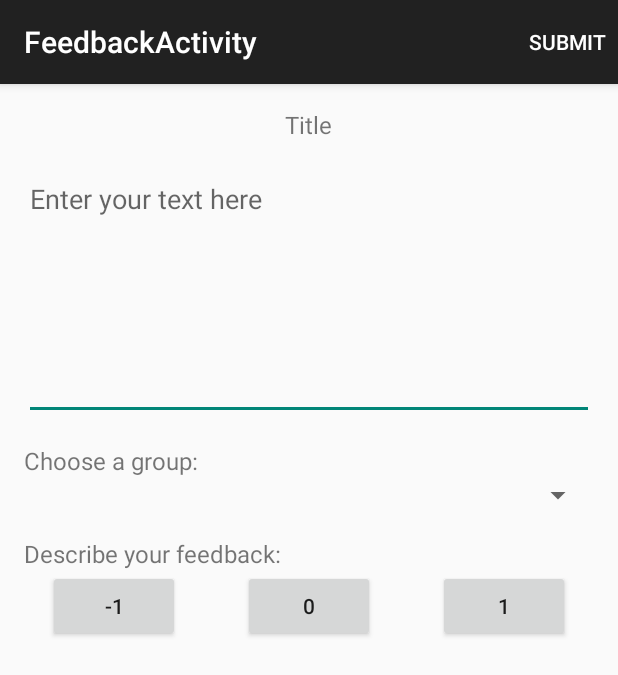
After one commit to davinci2015/Challenge, an Android app: the FeedbackActivity screen opened directly, with no data from a screen before it, on a phone screen of 412 x 824 dp. The commit adds this screen. Shown: the top 675 px of the screen. Run offline under Robolectric (Android 15) with nearby library versions, the phone set to English and light mode, and no system bars; our stand-ins replace ButterKnife.

Commit message:
Feedback Activity unfinished

```diff
--- a/challenge-client/app/src/main/AndroidManifest.xml
+++ b/challenge-client/app/src/main/AndroidManifest.xml
@@ -38,6 +38,10 @@
                 android:name="android.support.PARENT_ACTIVITY"
                 android:value="hr.foi.challenge.challengeclient.activities.BaseActivity" />
         </activity>
+        <activity
+            android:name=".activities.FeedbackActivity"
+            android:label="@string/title_activity_feedback" >
+        </activity>
     </application>
 
 </manifest>
--- /dev/null
+++ b/challenge-client/app/src/main/java/hr/foi/challenge/challengeclient/activities/FeedbackActivity.java
@@ -0,0 +1,94 @@
+package hr.foi.challenge.challengeclient.activities;
+
+import android.os.Bundle;
+import android.support.annotation.StringRes;
+import android.view.Menu;
+import android.view.MenuItem;
+import android.widget.Button;
+import android.widget.EditText;
+import android.widget.Spinner;
+
+import butterknife.Bind;
+import butterknife.OnClick;
+import hr.foi.challenge.challengeclient.R;
+import hr.foi.challenge.challengeclient.mvp.views.FeedbackView;
+
+public class FeedbackActivity extends BaseActivity implements FeedbackView {
+
+    @Bind(R.id.feedback_text)
+    EditText feedbackText;
+
+    @Bind(R.id.feedback_group_spinner)
+    Spinner feedbackGroups;
+
+    @Bind(R.id.feedback_button_negative)
+    Button feedbackNegativeButton;
+
+    @Bind(R.id.feedback_button_neutral)
+    Button feedbackNeutralButton;
+
+    @Bind(R.id.feedback_button_positive)
+    Button feedbackPositiveButton;
+
+    @Override
+    protected void onCreate(Bundle savedInstanceState) {
+        super.onCreate(savedInstanceState);
+        setContentView(R.layout.activity_feedback);
+    }
+
+    @Override
+    public boolean onCreateOptionsMenu(Menu menu) {
+        getMenuInflater().inflate(R.menu.menu_feedback, menu);
+        return true;
+    }
+
+    @Override
+    public boolean onOptionsItemSelected(MenuItem item) {
+        if (item.getItemId() == (R.id.action_submit)) {
+            //TODO submit
+            return true;
+        }
+        return super.onOptionsItemSelected(item);
+    }
+
+    @OnClick(R.id.feedback_button_negative)
+    protected void onClickButtonNegative() {
+        feedbackNegativeButton.setPressed(true);
+        feedbackNeutralButton.setPressed(false);
+        feedbackPositiveButton.setPressed(false);
+    }
+
+    @OnClick(R.id.feedback_button_neutral)
+    protected void onClickButtonNeutral() {
+        feedbackNegativeButton.setPressed(false);
+        feedbackNeutralButton.setPressed(true);
+        feedbackPositiveButton.setPressed(false);
+    }
+
+    @OnClick(R.id.feedback_button_positive)
+    protected void onClickButtonPositive() {
+        feedbackNegativeButton.setPressed(false);
+        feedbackNeutralButton.setPressed(false);
+        feedbackPositiveButton.setPressed(true);
+    }
+
+    @Override
+    public void onFeedbackSent() {
+
+    }
+
+    @Override
+    public void showProgress() {
+        showProgressDialog();
+    }
+
+    @Override
+    public void hideProgress() {
+        hideProgressDialog();
+    }
+
+    @Override
+    public void showError(@StringRes int error) {
+        showErrorMessage(getResources().getString(error));
+    }
+}
--- /dev/null
+++ b/challenge-client/app/src/main/java/hr/foi/challenge/challengeclient/mvp/views/FeedbackView.java
@@ -0,0 +1,9 @@
+package hr.foi.challenge.challengeclient.mvp.views;
+
+/**
+ * Created by igor on 9/23/15.
+ */
+public interface FeedbackView extends BaseView {
+
+    void onFeedbackSent();
+}
--- /dev/null
+++ b/challenge-client/app/src/main/res/layout/activity_feedback.xml
@@ -0,0 +1,89 @@
+<LinearLayout
+    xmlns:android="http://schemas.android.com/apk/res/android"
+    xmlns:tools="http://schemas.android.com/tools"
+    android:layout_width="match_parent"
+    android:layout_height="match_parent"
+    tools:context=".FeedbackActivity" >
+
+    <ScrollView
+        android:layout_width="match_parent"
+        android:layout_height="match_parent" >
+
+        <LinearLayout
+            android:id="@+id/feedback_layout"
+            android:layout_width="match_parent"
+            android:layout_height="wrap_content"
+            android:layout_margin="@dimen/spacing_default"
+            android:orientation="vertical" >
+
+            <TextView
+                android:id="@+id/project_title"
+                android:layout_width="wrap_content"
+                android:layout_height="wrap_content"
+                android:layout_gravity="center_horizontal"
+                android:layout_marginBottom="@dimen/spacing_default"
+                android:textSize="@dimen/text_size_standard"
+                android:text="Title"/>
+
+            <EditText
+                android:id="@+id/feedback_text"
+                android:layout_width="match_parent"
+                android:layout_height="@dimen/textbox_height"
+                android:gravity="top"
+                android:scrollbars="vertical"
+                android:hint="@string/feedback_hint"
+                android:inputType="textMultiLine|textAutoCorrect|textCapSentences" />
+
+            <TextView
+                android:layout_width="match_parent"
+                android:layout_height="wrap_content"
+                android:layout_marginTop="@dimen/spacing_default"
+                android:textSize="@dimen/text_size_standard"
+                android:text="@string/feedback_group_title" />
+
+            <Spinner
+                android:id="@+id/feedback_group_spinner"
+                android:layout_width="match_parent"
+                android:layout_height="wrap_content" />
+
+            <TextView
+                android:layout_width="match_parent"
+                android:layout_height="wrap_content"
+                android:layout_marginTop="@dimen/spacing_default"
+                android:textSize="@dimen/text_size_standard"
+                android:text="@string/feedback_rate_title" />
+
+            <RelativeLayout
+                android:layout_width="match_parent"
+                android:layout_height="wrap_content"
+                android:layout_marginLeft="@dimen/spacing_default"
+                android:layout_marginStart="@dimen/spacing_default"
+                android:layout_marginEnd="@dimen/spacing_default"
+                android:layout_marginRight="@dimen/spacing_default" >
+                <Button
+                    android:id="@+id/feedback_button_negative"
+                    android:layout_width="wrap_content"
+                    android:layout_height="wrap_content"
+                    android:layout_alignParentLeft="true"
+                    android:layout_alignParentStart="true"
+                    android:text="-1" />
+
+                <Button
+                    android:id="@+id/feedback_button_neutral"
+                    android:layout_width="wrap_content"
+                    android:layout_height="wrap_content"
+                    android:layout_centerHorizontal="true"
+                    android:text="0" />
+
+                <Button
+                    android:id="@+id/feedback_button_positive"
+                    android:layout_width="wrap_content"
+                    android:layout_height="wrap_content"
+                    android:layout_alignParentRight="true"
+                    android:layout_alignParentEnd="true"
+                    android:text="1" />
+
+            </RelativeLayout>
+        </LinearLayout>
+    </ScrollView>
+</LinearLayout>
--- /dev/null
+++ b/challenge-client/app/src/main/res/menu/menu_feedback.xml
@@ -0,0 +1,9 @@
+<menu xmlns:android="http://schemas.android.com/apk/res/android"
+    xmlns:app="http://schemas.android.com/apk/res-auto"
+    xmlns:tools="http://schemas.android.com/tools"
+    tools:context="hr.foi.challenge.challengeclient.activities.FeedbackActivity">
+    <item
+        android:id="@+id/action_submit"
+        android:title="@string/action_submit"
+        app:showAsAction="always" />
+</menu>
--- a/challenge-client/app/src/main/res/values/dimens.xml
+++ b/challenge-client/app/src/main/res/values/dimens.xml
@@ -10,4 +10,6 @@
     <dimen name="text_size_standard_small">14sp</dimen>
     <dimen name="text_size_standard">16sp</dimen>
     <dimen name="text_size_standard_large">18sp</dimen>
+
+    <dimen name="textbox_height">170dp</dimen>
 </resources>
--- a/challenge-client/app/src/main/res/values/strings.xml
+++ b/challenge-client/app/src/main/res/values/strings.xml
@@ -34,5 +34,12 @@
     <string name="registration_error">Username or mail already in use!</string>
     <string name="registration_success_title">Success</string>
     <string name="registration_success_message">Registration was successful! You will be logged in now.</string>
+    <string name="title_activity_feedback">FeedbackActivity</string>
+
+    <string name="feedback_hint">Enter your text here</string>
+    <string name="feedback_group_title">Choose a group:</string>
+    <string name="feedback_rate_title">Describe your feedback:</string>
+
+    <string name="action_submit">Submit</string>
 
 </resources>
```
Also changed, not shown: challenge-client/app/src/main/java/hr/foi/challenge/challengeclient/activities/LoginActivity.java (+7 -0 lines), challenge-client/app/src/main/java/hr/foi/challenge/challengeclient/models/Multimedia.java (added, +7 -0 lines), challenge-client/app/src/main/java/hr/foi/challenge/challengeclient/mvp/interactors/FeedbackInteractor.java (added, +11 -0 lines), challenge-client/app/src/main/java/hr/foi/challenge/challengeclient/mvp/interactors/impl/FeedbackInteractorImpl.java (added, +16 -0 lines), challenge-client/app/src/main/java/hr/foi/challenge/challengeclient/mvp/presenters/FeedbackPresenter.java (added, +9 -0 lines), challenge-client/app/src/main/java/hr/foi/challenge/challengeclient/mvp/presenters/impl/FeedbackPresenterImpl.java (added, +14 -0 lines), challenge-client/app/src/main/res/layout/activity_login.xml (+7 -0 lines), 1 other file.
